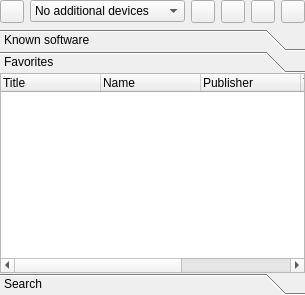
Before: the Qt Designer form messswlist.ui in qmc2/qmc2-mame-fe, drawn with Qt 5.
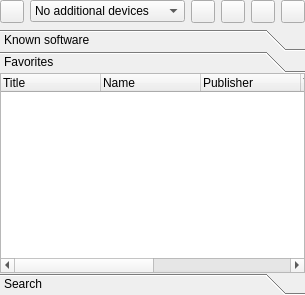
After: the same form once the commit is applied. The open tabs and pages were chosen to show the change. Icons and pictures are not drawn.

Commit message: imp: MESS software list support: added a new 'List' column to store the software list the entry came from (currently there's always just one SW list per machine, but it's generally not limited)

Diff of the .ui file:
```diff
--- a/messswlist.ui
+++ b/messswlist.ui
@@ -213,8 +213,8 @@
        <rect>
         <x>0</x>
         <y>0</y>
-        <width>447</width>
-        <height>277</height>
+        <width>575</width>
+        <height>383</height>
        </rect>
       </property>
       <attribute name="icon">
@@ -265,6 +265,11 @@
            <string>Year</string>
           </property>
          </column>
+         <column>
+          <property name="text">
+           <string>List</string>
+          </property>
+         </column>
          <column>
           <property name="text">
            <string>Device configuration</string>
```
Left out of the diff: 14 changed lines with no effect on the pictures. The commit also changes 9 other files.
